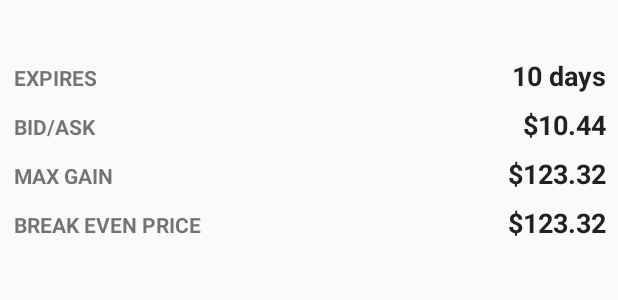
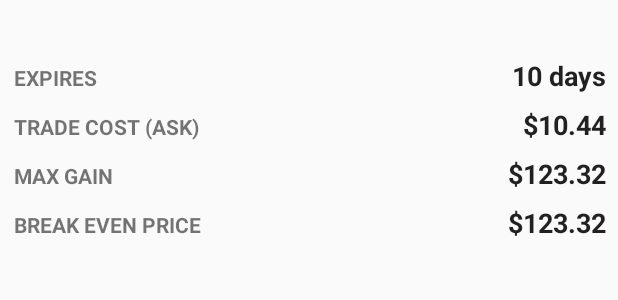
Before and after one commit to tsombrero/optionfusion, an Android app: the layout incl_details_brief.xml on its own in the app's theme, with its tools: preview values and no code run, on a phone screen of 412 x 824 dp. Shown: the top 300 px of the screen. Run offline under Robolectric (Android 15) with nearby library versions, the phone set to English and light mode, and no system bars.

Commit message:
Release to Beta! Rev 1

```diff
--- a/app/src/main/AndroidManifest.xml
+++ b/app/src/main/AndroidManifest.xml
@@ -1,7 +1,10 @@
 <?xml version="1.0" encoding="utf-8"?>
 <manifest
     package="com.mosoft.optionfusion"
-    xmlns:android="http://schemas.android.com/apk/res/android">
+    xmlns:android="http://schemas.android.com/apk/res/android"
+    android:versionCode="1"
+    android:versionName="0.1 alpha"
+    >
 
     <!-- To auto-complete the email text field in the login form with the user's emails -->
     <uses-permission android:name="android.permission.GET_ACCOUNTS"/>
--- a/app/src/main/java/com/mosoft/optionfusion/model/Spread.java
+++ b/app/src/main/java/com/mosoft/optionfusion/model/Spread.java
@@ -109,7 +109,7 @@ abstract public class Spread implements Parcelable {
         return buy.getAsk() - sell.getBid();
     }
 
-    public Double getBid() {
+    public double getBid() {
         return buy.getBid() - sell.getAsk();
     }
 
@@ -163,12 +163,12 @@ abstract public class Spread implements Parcelable {
     abstract public double getBreakEvenDepth();
 
     public String toString() {
-        return String.format("%s $%.2f; dte:%d; spr:%.2f/%.2f ask:$%.2f MaxProfit: %s / %.1f%% risk:%.3f",
+        return String.format("%s $%.2f; dte:%d; spr:%.2f/%.2f b/a:$%.2f/%.2f MaxProfit: %s / %.1f%% risk:%.3f",
                 underlying.getSymbol(),
                 underlying.getClose(),
                 buy.getDaysUntilExpiration(),
                 buy.getStrike(), sell.getStrike(),
-                getAsk(),
+                getAsk(), getBid(),
                 Util.formatDollars(getMaxReturn()),
                 getMaxPercentProfitAtExpiration() * 100d,
                 getWeightedValue()) + getWeightComponents();
--- a/app/src/main/java/com/mosoft/optionfusion/model/provider/goog/GoogOptionChain.java
+++ b/app/src/main/java/com/mosoft/optionfusion/model/provider/goog/GoogOptionChain.java
@@ -304,7 +304,7 @@ public class GoogOptionChain implements Interfaces.OptionChain {
 
         @Override
         public String toString() {
-            return getDescription();
+            return getDescription() + String.format("b/a:$%.2f/$%.2f", getBid(), getAsk());
         }
     }
 
--- a/app/src/main/java/com/mosoft/optionfusion/ui/results/ResultsFragment.java
+++ b/app/src/main/java/com/mosoft/optionfusion/ui/results/ResultsFragment.java
@@ -97,6 +97,8 @@ public class ResultsFragment extends Fragment implements ResultsAdapter.ResultsL
         if (filterSet == null)
             filterSet = FilterSet.loadForSymbol(symbol, gson, sharedPreferences);
 
+
+
         optionChainProvider.get(symbol, new OptionChainProvider.OptionChainCallback() {
             @Override
             public void call(Interfaces.OptionChain optionChain) {
@@ -147,7 +149,7 @@ public class ResultsFragment extends Fragment implements ResultsAdapter.ResultsL
                 int spreadCount = Math.min(40, allSpreads.size());
 
                 for (Spread spread : allSpreads.subList(0, spreadCount)) {
-                    Log.i(TAG, spread.toString() + "        " + spread.getBuy().getDescription() + " / " + spread.getSell().getDescription());
+                    Log.i(TAG, spread.toString() + "        " + spread.getBuy() + " / " + spread.getSell());
                 }
                 return allSpreads.subList(0, spreadCount);
             }
--- a/app/src/main/java/com/mosoft/optionfusion/ui/tradedetails/TradeDetailsFragment.java
+++ b/app/src/main/java/com/mosoft/optionfusion/ui/tradedetails/TradeDetailsFragment.java
@@ -125,6 +125,10 @@ public class TradeDetailsFragment extends Fragment {
         new SharedViewHolders.OptionLegHolder(sellLayout).bind(-1, spread.getSell());
         tradeContainer.addView(sellLayout);
 
+        View totalLayout = getActivity().getLayoutInflater().inflate(R.layout.incl_trade_quote_total, null);
+        new SharedViewHolders.OptionTradeBidAskHolder(totalLayout).bind(spread);
+        tradeContainer.addView(totalLayout);
+
         textMaxLoss.setText((spread.isBullSpread() ? "Below " : "Above ") + Util.formatDollars(spread.getBuy().getStrike()));
 
         initTradeProfitChart();
--- a/app/src/main/res/layout/incl_details_brief.xml
+++ b/app/src/main/res/layout/incl_details_brief.xml
@@ -27,12 +27,12 @@
         />
 
     <TextView
-        android:id="@+id/title_bid_ask"
+        android:id="@+id/title_trade_cost"
         style="@style/DetailsLabel"
         android:layout_width="wrap_content"
         android:layout_height="wrap_content"
         android:layout_below="@id/title_daysToExp"
-        android:text="@string/bid_ask"
+        android:text="@string/title_trade_cost"
         />
 
     <TextView
@@ -40,7 +40,7 @@
         style="@style/DetailsLabel"
         android:layout_width="wrap_content"
         android:layout_height="wrap_content"
-        android:layout_below="@id/title_bid_ask"
+        android:layout_below="@id/title_trade_cost"
         android:text="@string/maxReturn"
         />
 
@@ -54,11 +54,11 @@
         />
 
     <TextView
-        android:id="@+id/bid_ask"
+        android:id="@+id/trade_cost"
         style="@style/DetailsValue"
         android:layout_width="wrap_content"
         android:layout_height="wrap_content"
-        android:layout_alignBaseline="@id/title_bid_ask"
+        android:layout_alignBaseline="@id/title_trade_cost"
         android:layout_alignParentEnd="true"
         android:text="$10.44"
         />
@@ -71,11 +71,6 @@
         android:layout_alignBaseline="@id/title_maxReturn"
         android:layout_alignParentEnd="true"
         android:text="$123.32"
-        />
-
-    <TextView
-        android:layout_width="wrap_content"
-        android:layout_height="wrap_content"
         />
 
     <TextView
--- a/app/src/main/res/layout/incl_trade_quote_total.xml
+++ b/app/src/main/res/layout/incl_trade_quote_total.xml
@@ -15,7 +15,7 @@
         />
 
     <com.mosoft.optionfusion.ui.widgets.AutoFitTextView
-        android:id="@+id/bid_ask"
+        android:id="@+id/trade_cost"
         style="@style/DetailsValue"
         android:layout_width="wrap_content"
         android:layout_height="wrap_content"
--- a/app/src/main/res/values/strings.xml
+++ b/app/src/main/res/values/strings.xml
@@ -19,4 +19,5 @@
     <string name="max_position_cost">Max Cost of Position</string>
     <string name="failed_getting_chain">Failed getting option chain</string>
     <string name="stock_search_hint">Symbol or Name</string>
+    <string name="title_trade_cost">Trade Cost (ask)</string>
 </resources>
```
Also changed, not shown: app/build.gradle (+11 -12 lines), app/src/main/java/com/mosoft/optionfusion/model/FilterSet.java (+12 -0 lines), app/src/main/java/com/mosoft/optionfusion/ui/SharedViewHolders.java (+4 -4 lines), app/src/main/res/layout/splash.xml (+4 -3 lines).
